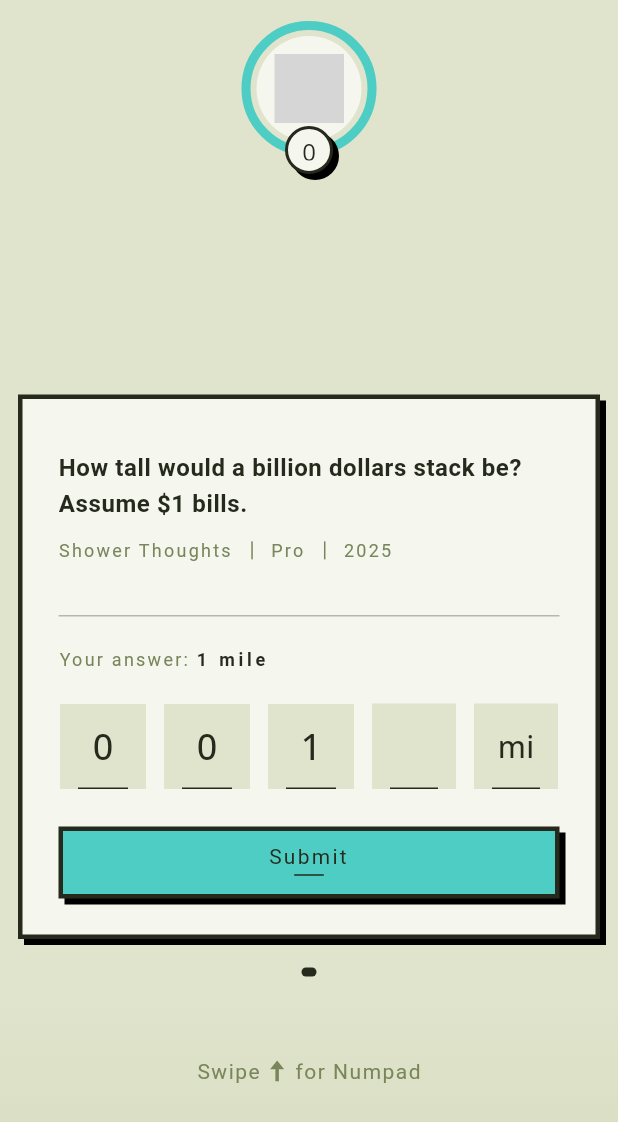
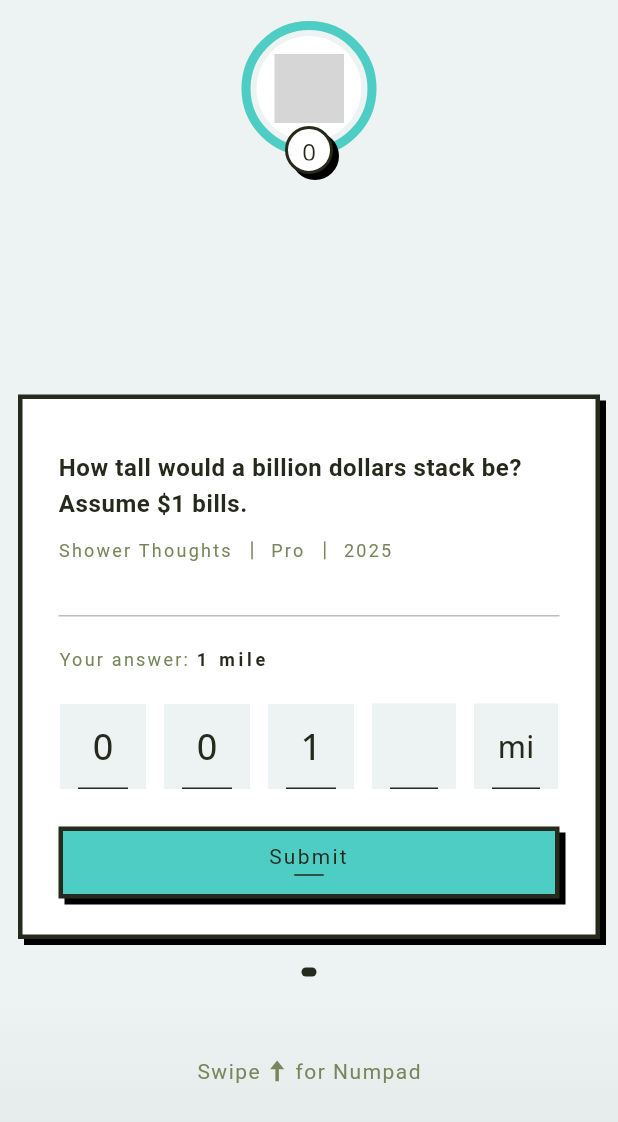
Before and after one commit to leverai/fermi-gen, a Flutter app: the OnboardingScreen screen opened by its route, on a phone screen of 412 x 824 dp. Shown: the top 1122 px of the screen. Run offline on Flutter 3.47's test engine with Material 3 defaults, Android fonts, the phone set to English and light mode, and no system bars; drawn by our look-alikes of dots_indicator; our stand-ins replace app_links, cloud_firestore, confetti, firebase_auth, firebase_core, flutter_svg and 7 more; missing offline and left inert: firebase_ui_auth, firebase_ui_oauth_google, tutorial_coach_mark; accounts and stored records are empty; Roboto replaces fonts that are missing (Ubuntu); statements that could not run were skipped; grey boxes are pictures that could not be loaded.

Commit message:
new bg colors

```diff
--- a/apps/fermi-frontend/lib/theme/app_theme.dart
+++ b/apps/fermi-frontend/lib/theme/app_theme.dart
@@ -68,9 +68,9 @@ class AppTheme extends ThemeExtension<AppTheme> {
     return AppTheme(
       // Backgrounds
       // bgDark: const HSLColor.fromAHSL(1.0, 0.0, 0.0, 0.8784).toColor(),
-      bgDark: const HSLColor.fromAHSL(1.0, 70, 0.3, 0.80).toColor(),
-      bg: const HSLColor.fromAHSL(1.0, 70, 0.3, 0.85).toColor(),
-      bgLight: const HSLColor.fromAHSL(1.0, 70, 0.3, 0.95).toColor(),
+      bgDark: const HSLColor.fromAHSL(1.0, 177, 0.08, 0.89).toColor(),
+      bg: const HSLColor.fromAHSL(1.0, 177, 0.16, 0.94).toColor(),
+      bgLight: const HSLColor.fromAHSL(1.0, 177, 1.0, 1.0).toColor(),
       // bgLight: const HSLColor.fromAHSL(1.0, 0.0, 0.0, 1.0).toColor(),
 
       // Text
```
